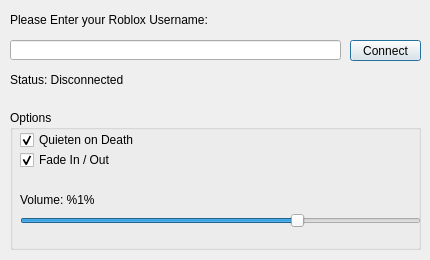
The window that MainUI.ui (richardios275/fe2io-python) describes before a commit, drawn with Qt 5.
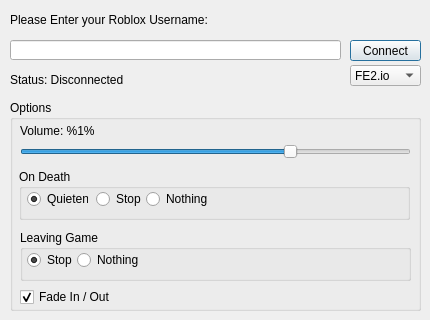
The same window after the commit.

What changed in the file:
```diff
--- a/MainUI.ui
+++ b/MainUI.ui
@@ -7,12 +7,15 @@
     <x>0</x>
     <y>0</y>
     <width>430</width>
-    <height>260</height>
+    <height>320</height>
    </rect>
   </property>
   <property name="windowTitle">
    <string>FE2IO Python</string>
   </property>
+  <property name="sizeGripEnabled">
+   <bool>false</bool>
+  </property>
   <widget class="QLabel" name="label">
    <property name="geometry">
     <rect>
@@ -69,37 +72,21 @@
    <property name="geometry">
     <rect>
      <x>10</x>
-     <y>110</y>
+     <y>100</y>
      <width>411</width>
-     <height>140</height>
+     <height>211</height>
     </rect>
    </property>
    <property name="title">
     <string>Options</string>
    </property>
-   <widget class="QCheckBox" name="quieten_box">
-    <property name="geometry">
-     <rect>
-      <x>10</x>
-      <y>20</y>
-      <width>181</width>
-      <height>20</height>
-     </rect>
-    </property>
-    <property name="text">
-     <string>Quieten on Death</string>
-    </property>
-    <property name="checked">
-     <bool>true</bool>
-    </property>
-   </widget>
    <widget class="QSlider" name="volume_slider">
     <property name="geometry">
      <rect>
       <x>10</x>
-      <y>100</y>
-      <width>401</width>
-      <height>22</height>
+      <y>41</y>
+      <width>391</width>
+      <height>21</height>
      </rect>
     </property>
     <property name="maximum">
@@ -116,8 +103,8 @@
     <property name="geometry">
      <rect>
       <x>10</x>
-      <y>80</y>
-      <width>141</width>
+      <y>21</y>
+      <width>91</width>
       <height>20</height>
      </rect>
     </property>
@@ -129,9 +116,9 @@
     <property name="geometry">
      <rect>
       <x>10</x>
-      <y>40</y>
-      <width>181</width>
-      <height>20</height>
+      <y>189</y>
+      <width>91</width>
+      <height>16</height>
      </rect>
     </property>
     <property name="text">
@@ -141,6 +128,123 @@
      <bool>true</bool>
     </property>
    </widget>
+   <widget class="QGroupBox" name="death_gb">
+    <property name="geometry">
+     <rect>
+      <x>9</x>
+      <y>69</y>
+      <width>391</width>
+      <height>51</height>
+     </rect>
+    </property>
+    <property name="title">
+     <string>On Death</string>
+    </property>
+    <widget class="QRadioButton" name="death_quiten">
+     <property name="geometry">
+      <rect>
+       <x>8</x>
+       <y>20</y>
+       <width>61</width>
+       <height>20</height>
+      </rect>
+     </property>
+     <property name="text">
+      <string>Quieten</string>
+     </property>
+     <property name="checked">
+      <bool>true</bool>
+     </property>
+    </widget>
+    <widget class="QRadioButton" name="death_stop">
+     <property name="geometry">
+      <rect>
+       <x>77</x>
+       <y>20</y>
+       <width>51</width>
+       <height>20</height>
+      </rect>
+     </property>
+     <property name="text">
+      <string>Stop</string>
+     </property>
+    </widget>
+    <widget class="QRadioButton" name="death_nothing">
+     <property name="geometry">
+      <rect>
+       <x>127</x>
+       <y>20</y>
+       <width>71</width>
+       <height>20</height>
+      </rect>
+     </property>
+     <property name="text">
+      <string>Nothing</string>
+     </property>
+    </widget>
+   </widget>
+   <widget class="QGroupBox" name="leave_gb">
+    <property name="geometry">
+     <rect>
+      <x>10</x>
+      <y>130</y>
+      <width>391</width>
+      <height>51</height>
+     </rect>
+    </property>
+    <property name="title">
+     <string>Leaving Game</string>
+    </property>
+    <widget class="QRadioButton" name="leave_stop">
+     <property name="geometry">
+      <rect>
+       <x>7</x>
+       <y>20</y>
+       <width>51</width>
+       <height>20</height>
+      </rect>
+     </property>
+     <property name="text">
+      <string>Stop</string>
+     </property>
+     <property name="checked">
+      <bool>true</bool>
+     </property>
+    </widget>
+    <widget class="QRadioButton" name="leave_nothing">
+     <property name="geometry">
+      <rect>
+       <x>57</x>
+       <y>20</y>
+       <width>71</width>
+       <height>20</height>
+      </rect>
+     </property>
+     <property name="text">
+      <string>Nothing</string>
+     </property>
+    </widget>
+   </widget>
+  </widget>
+  <widget class="QComboBox" name="server_box">
+   <property name="geometry">
+    <rect>
+     <x>350</x>
+     <y>65</y>
+     <width>71</width>
+     <height>21</height>
+    </rect>
+   </property>
+   <item>
+    <property name="text">
+     <string>FE2.io</string>
+    </property>
+   </item>
+   <item>
+    <property name="text">
+     <string>LB's io</string>
+    </property>
+   </item>
   </widget>
  </widget>
  <resources/>
```
